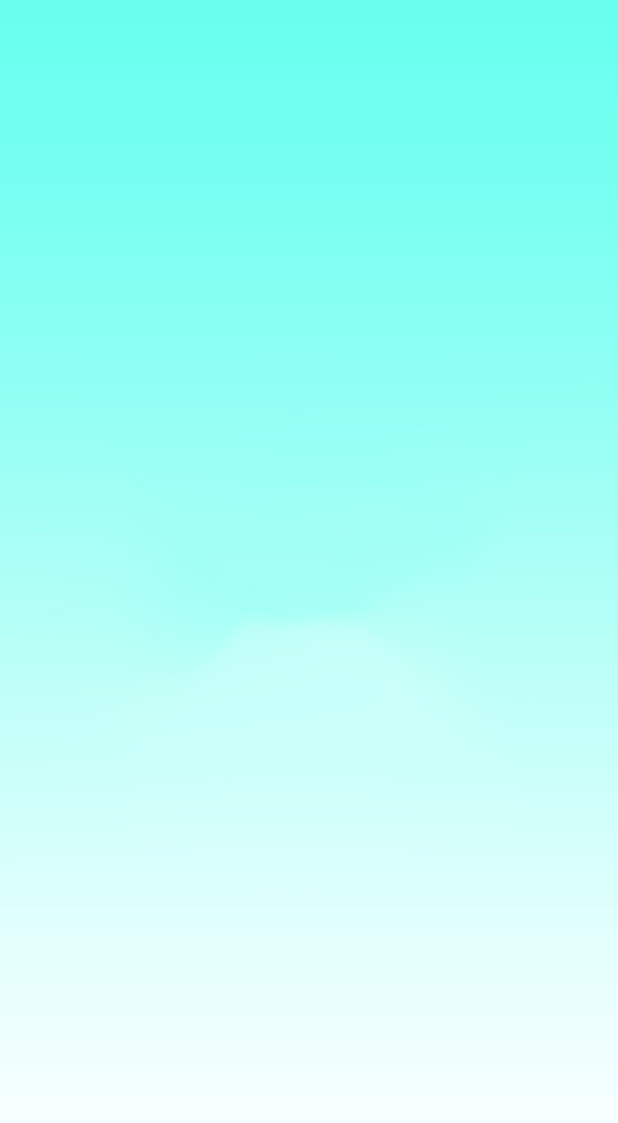
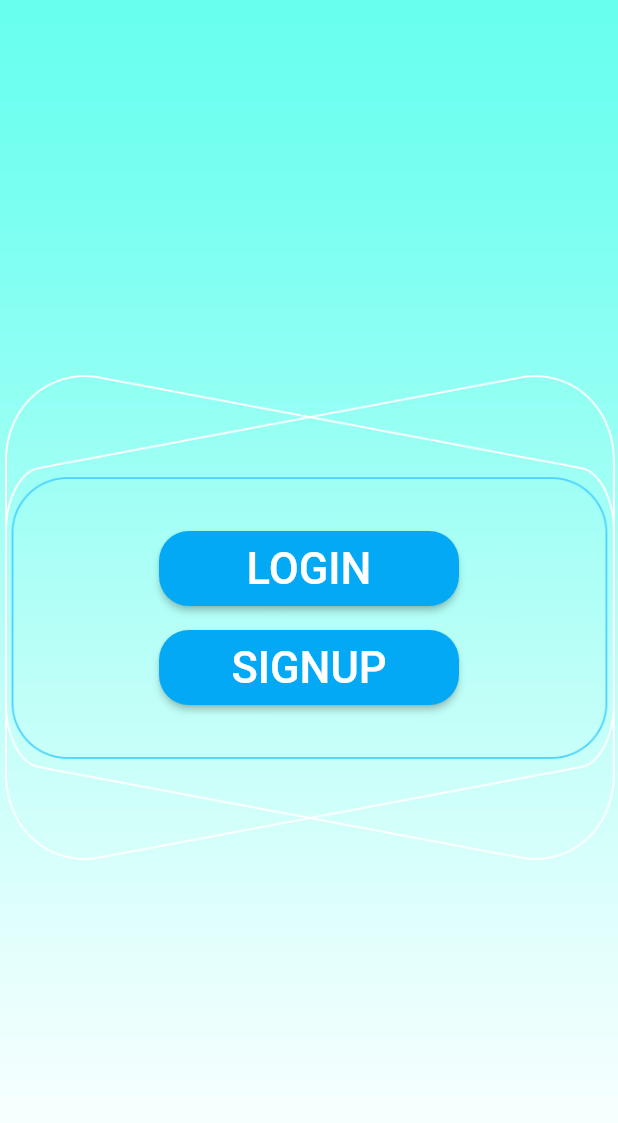
Before and after one commit to mmkumr/searchbussiness, a Flutter app: the Starting screen opened directly, on a phone screen of 412 x 824 dp. Shown: the top 1123 px of the screen. Run offline on Flutter 3.47's test engine with Material 2 defaults, Android fonts, the phone set to English and light mode, and no system bars; our stand-ins replace shared_preferences; accounts and stored records are empty.

Commit message:
Designed home screen

```diff
--- a/lib/main.dart
+++ b/lib/main.dart
@@ -1,5 +1,4 @@
 import 'dart:async';
-
 import 'package:flutter/cupertino.dart';
 import 'package:flutter/material.dart';
 import 'package:searchbusiness/about.dart';
@@ -102,13 +101,51 @@ class _StartingState extends State<Starting> {
     var screenw = MediaQuery.of(context).size.width;
     return Scaffold(
       body: Container(
+        width: screenw,
+        height: screenh,
         decoration: BoxDecoration(
           image: DecorationImage(
             image: AssetImage("assets/img/homepage.png"),
             fit: BoxFit.cover,
           ),
         ),
-        child: null /* add child content here */,
+        child: Center(
+          child: Column(
+            mainAxisAlignment: MainAxisAlignment.center,
+            children: [
+              Padding(
+                padding: const EdgeInsets.all(8.0),
+                child: MaterialButton(
+                  height: 50,
+                  minWidth: 200,
+                  color: Colors.lightBlue,
+                  shape: RoundedRectangleBorder(
+                      borderRadius: BorderRadius.circular(20)),
+                  onPressed: () {},
+                  child: Text(
+                    "LOGIN",
+                    style: TextStyle(fontSize: 29, color: Colors.white),
+                  ),
+                ),
+              ),
+              Padding(
+                padding: const EdgeInsets.all(8.0),
+                child: MaterialButton(
+                  height: 50,
+                  minWidth: 200,
+                  color: Colors.lightBlue,
+                  shape: RoundedRectangleBorder(
+                      borderRadius: BorderRadius.circular(20)),
+                  onPressed: () {},
+                  child: Text(
+                    "SIGNUP",
+                    style: TextStyle(fontSize: 29, color: Colors.white),
+                  ),
+                ),
+              ),
+            ],
+          ),
+        ),
       ),
     );
   }
```
Also changed, not shown: assets/img/homepage.png.
